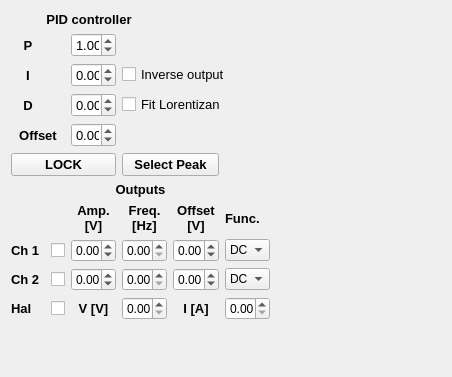
Old version of the form widgets/scopeWidget/outputsControl.ui in the repository BarakDayanLab/GUI-Experiment.
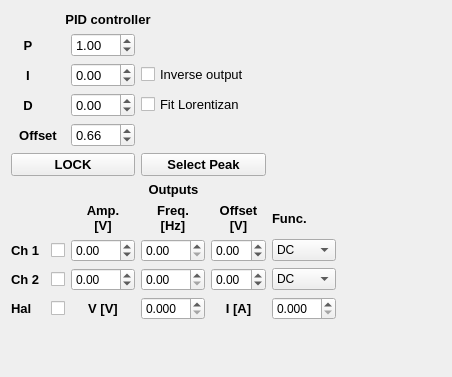
New version of the form.

Patch:
```diff
--- a/widgets/scopeWidget/outputsControl.ui
+++ b/widgets/scopeWidget/outputsControl.ui
@@ -18,7 +18,7 @@
     <rect>
      <x>10</x>
      <y>10</y>
-     <width>261</width>
+     <width>327</width>
      <height>311</height>
     </rect>
    </property>
@@ -546,6 +546,9 @@
       <property name="singleStep">
        <double>0.010000000000000</double>
       </property>
+      <property name="value">
+       <double>0.660000000000000</double>
+      </property>
      </widget>
     </item>
     <item row="10" column="3">
```
